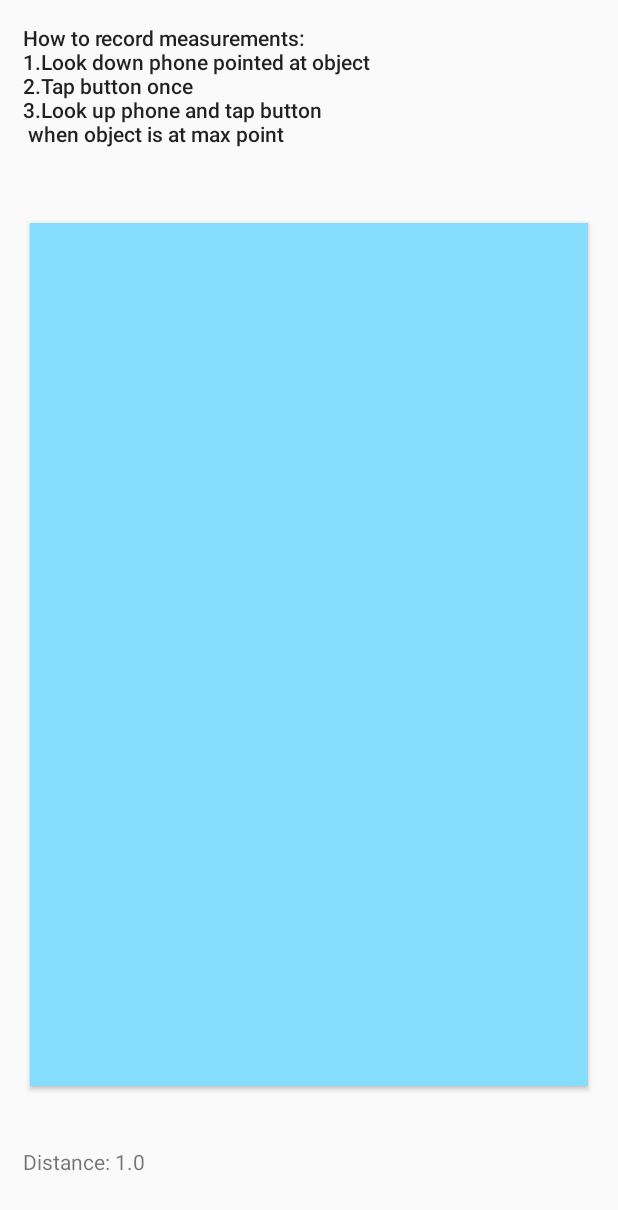
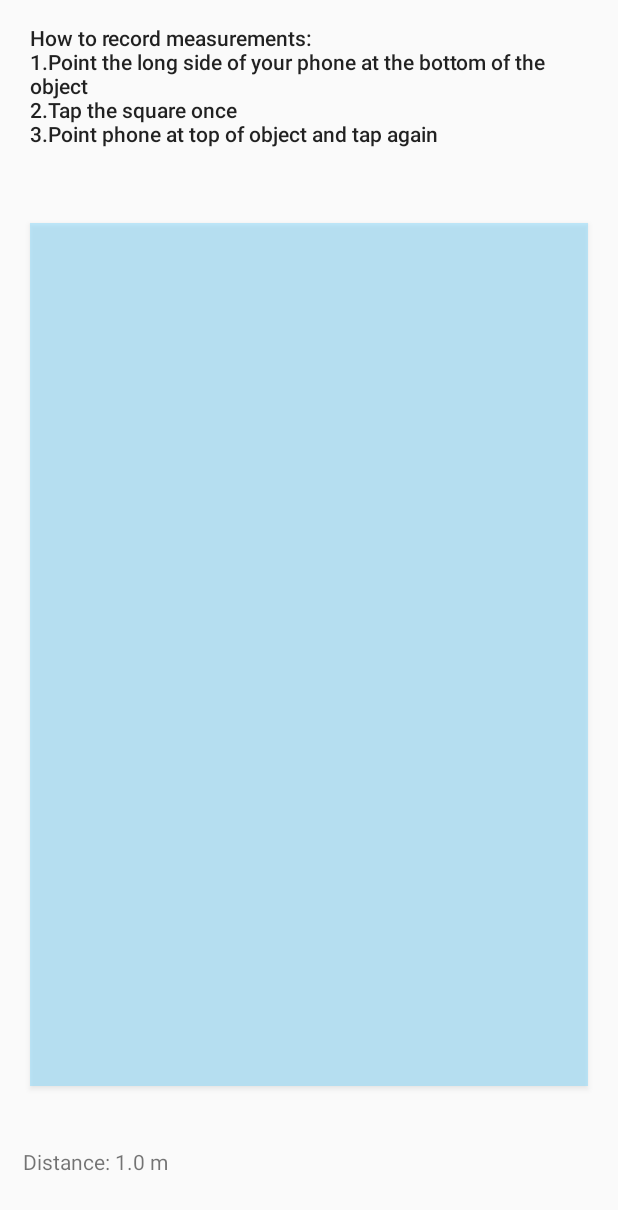
Before and after one commit to MasonMcV/Measurematics, an Android app: the screen it shows after launch (GatheringData), after a tap on "START", on a phone screen of 412 x 824 dp. Shown: the top 1210 px of the screen. Run offline under Robolectric (Android 15) with nearby library versions, the phone set to English and light mode, and no system bars.

Commit message:
Rework icons

```diff
--- a/app/src/main/java/com/msquared/physicskinematics/GatheringData.java
+++ b/app/src/main/java/com/msquared/physicskinematics/GatheringData.java
@@ -32,7 +32,7 @@ public class GatheringData extends AppCompatActivity implements Orientation.List
         _string = b.getString("string");
         _distance = array[0];
         TextView distanceTextView = findViewById(R.id.textView4);
-        distanceTextView.setText("Distance: " + _distance);
+        distanceTextView.setText("Distance: " + _distance + " " + _string);
     }
 
     @Override
--- a/app/src/main/java/com/msquared/physicskinematics/Results.java
+++ b/app/src/main/java/com/msquared/physicskinematics/Results.java
@@ -105,7 +105,7 @@ public class Results extends AppCompatActivity {
 
         // Line
         Paint paint = new Paint();
-        paint.setColor(Color.GREEN);
+        paint.setColor(Color.BLACK);
         paint.setStrokeWidth(5);
         canvas.drawLine(point1.x, point1.y, point2.x, point2.y, paint);
         canvas.drawLine(point2.x, point2.y, point3.x, point3.y, paint);
--- a/app/src/main/res/layout/activity_gathering_data.xml
+++ b/app/src/main/res/layout/activity_gathering_data.xml
@@ -8,12 +8,14 @@
 
     <TextView
         android:id="@+id/textView2"
-        android:layout_width="wrap_content"
+        android:layout_width="0dp"
         android:layout_height="wrap_content"
-        android:layout_marginStart="15dp"
+        android:layout_marginEnd="20dp"
+        android:layout_marginStart="20dp"
         android:layout_marginTop="15dp"
         android:text="@string/dataMeasure_instructions"
         android:textAppearance="@style/TextAppearance.AppCompat.Body2"
+        app:layout_constraintEnd_toEndOf="parent"
         app:layout_constraintStart_toStartOf="parent"
         app:layout_constraintTop_toTopOf="parent" />
 
@@ -25,7 +27,7 @@
         android:layout_marginEnd="20dp"
         android:layout_marginStart="20dp"
         android:layout_marginTop="50dp"
-        android:background="#86deff"
+        android:background="#5c5dccff"
         android:onClick="onBigButtonChanged"
         app:layout_constraintBottom_toBottomOf="parent"
         app:layout_constraintEnd_toEndOf="parent"
--- a/app/src/main/res/layout/activity_results.xml
+++ b/app/src/main/res/layout/activity_results.xml
@@ -120,7 +120,7 @@
                     android:layout_marginStart="60dp"
                     android:layout_marginTop="0dp"
                     android:layout_weight=".25"
-                    android:background="@android:color/holo_orange_light"
+                    android:background="#5dccff"
                     android:onClick="onButtonRecalculate"
                     android:text="@string/recalculate" />
             </TableRow>
@@ -139,7 +139,7 @@
                     android:layout_marginStart="60dp"
                     android:layout_marginTop="10dp"
                     android:layout_weight=".25"
-                    android:background="@android:color/holo_orange_light"
+                    android:background="#5dccff"
                     android:onClick="onButtonReturnHome"
                     android:text="@string/return_home" />
             </TableRow>
--- a/app/src/main/res/mipmap-anydpi-v26/ic_launcher.xml
+++ /dev/null
@@ -1,5 +0,0 @@
-<?xml version="1.0" encoding="utf-8"?>
-<adaptive-icon xmlns:android="http://schemas.android.com/apk/res/android">
-    <background android:drawable="@drawable/ic_launcher_background" />
-    <foreground android:drawable="@drawable/ic_launcher_foreground" />
-</adaptive-icon>
--- a/app/src/main/res/mipmap-anydpi-v26/ic_launcher_round.xml
+++ /dev/null
@@ -1,5 +0,0 @@
-<?xml version="1.0" encoding="utf-8"?>
-<adaptive-icon xmlns:android="http://schemas.android.com/apk/res/android">
-    <background android:drawable="@drawable/ic_launcher_background" />
-    <foreground android:drawable="@drawable/ic_launcher_foreground" />
-</adaptive-icon>
--- a/app/src/main/res/values/strings.xml
+++ b/app/src/main/res/values/strings.xml
@@ -18,8 +18,8 @@
         the object or its trajectory.
         </string>
 
-    <string name="dataMeasure_instructions">How to record measurements:\n1.Look down phone pointed at object
-    \n2.Tap button once\n3.Look up phone and tap button\n  when object is at max point</string>
+    <string name="dataMeasure_instructions">How to record measurements:\n1.Point the long side of your phone
+        at the bottom of the object\n2.Tap the square once\n3.Point phone at top of object and tap again</string>
 
     <string name="recalculate">Calculate again using same distance</string>
     <string name="return_home">Return to home and calculate using a new distance</string>
```
Also changed, not shown: app/src/main/AndroidManifest.xml (+6 -2 lines), app/src/main/res/mipmap-hdpi/ic_launcher.png, app/src/main/res/mipmap-hdpi/ic_launcher_round.png, app/src/main/res/mipmap-mdpi/ic_launcher.png, app/src/main/res/mipmap-mdpi/ic_launcher_round.png, app/src/main/res/mipmap-xhdpi/ic_launcher.png, app/src/main/res/mipmap-xhdpi/ic_launcher_round.png, app/src/main/res/mipmap-xxhdpi/ic_launcher.png, app/src/main/res/mipmap-xxhdpi/ic_launcher_round.png, app/src/main/res/mipmap-xxxhdpi/ic_launcher.png, app/src/main/res/mipmap-xxxhdpi/ic_launcher_round.png.
